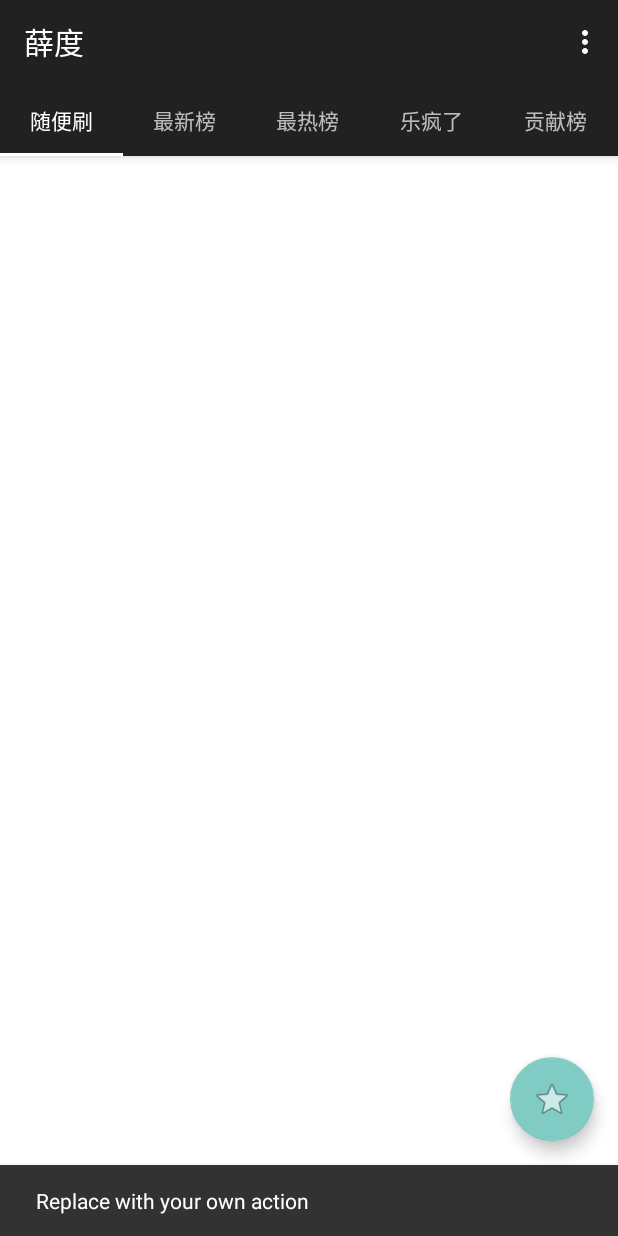
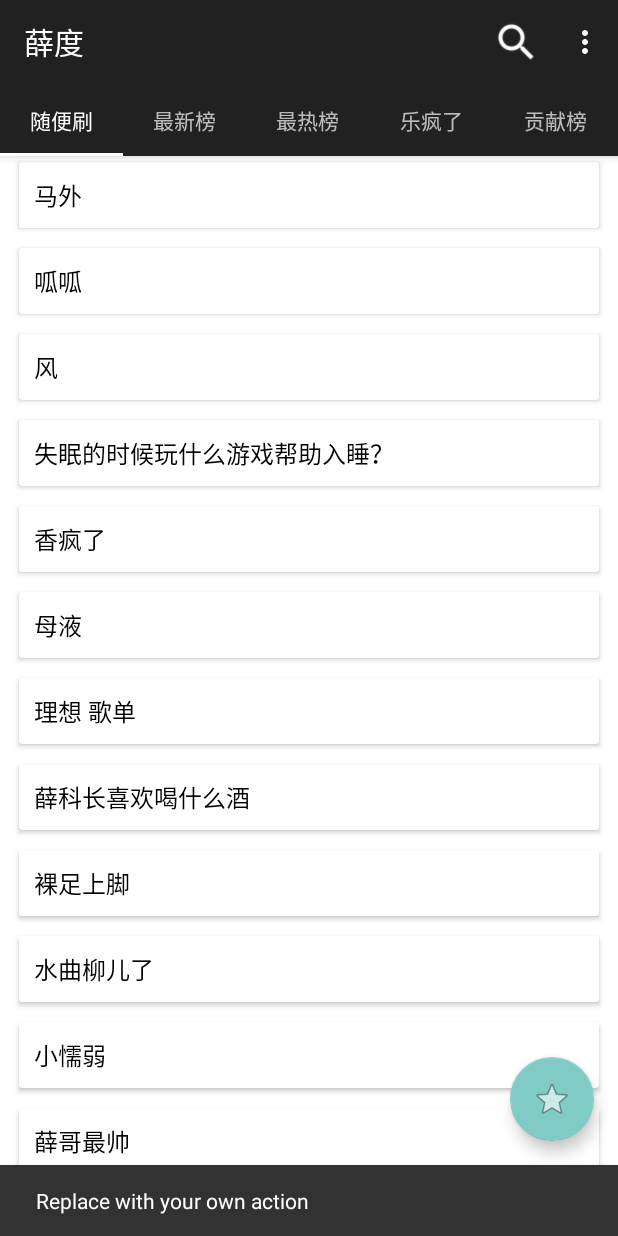
Before and after one commit to xiaofo1022/xueduroid, an Android app: the screen it shows after launch (MainActivity), after a tap on an icon or button, on a phone screen of 412 x 824 dp. Run offline under Robolectric (Android 15) with nearby library versions, the phone set to English and light mode, and no system bars.

Commit message:
Maybe I should use ListView, but why the search icon is so blur?

```diff
--- a/app/src/main/java/com/xiaofo1022/xueduroid/MainActivity.java
+++ b/app/src/main/java/com/xiaofo1022/xueduroid/MainActivity.java
@@ -50,7 +50,6 @@ public class MainActivity extends AppCompatActivity {
         List<Fragment> fragmentList = new ArrayList<>();
         for (String title : viewTitles) {
             MainFragment fragment = new MainFragment();
-            fragment.setTitle(title);
             fragmentList.add(fragment);
         }
 
@@ -64,19 +63,14 @@ public class MainActivity extends AppCompatActivity {
 
     @Override
     public boolean onCreateOptionsMenu(Menu menu) {
-        // Inflate the menu; this adds items to the action bar if it is present.
         getMenuInflater().inflate(R.menu.menu_main, menu);
         return true;
     }
 
     @Override
     public boolean onOptionsItemSelected(MenuItem item) {
-        // Handle action bar item clicks here. The action bar will
-        // automatically handle clicks on the Home/Up button, so long
-        // as you specify a parent activity in AndroidManifest.xml.
         int id = item.getItemId();
 
-        //noinspection SimplifiableIfStatement
         if (id == R.id.action_settings) {
             return true;
         }
--- /dev/null
+++ b/app/src/main/java/com/xiaofo1022/xueduroid/adapter/RecyclerViewAdapter.java
@@ -0,0 +1,67 @@
+package com.xiaofo1022.xueduroid.adapter;
+
+import android.content.Context;
+import android.support.v7.widget.RecyclerView;
+import android.view.LayoutInflater;
+import android.view.View;
+import android.view.ViewGroup;
+
+import com.xiaofo1022.xueduroid.R;
+import com.xiaofo1022.xueduroid.holder.RecyclerViewHolder;
+
+import java.util.ArrayList;
+import java.util.List;
+
+/**
+ * Created by kurt.yu on 12/17/2015.
+ */
+public class RecyclerViewAdapter extends RecyclerView.Adapter<RecyclerViewHolder> {
+
+    private Context context;
+    private List<String> dataList;
+
+    public RecyclerViewAdapter(Context context) {
+        this.context = context;
+        initDataList();
+    }
+
+    private void initDataList() {
+        dataList = new ArrayList<>();
+        dataList.add("马外");
+        dataList.add("呱呱");
+        dataList.add("风");
+        dataList.add("失眠的时候玩什么游戏帮助入睡？");
+        dataList.add("香疯了");
+        dataList.add("母液");
+        dataList.add("理想 歌单");
+        dataList.add("薛科长喜欢喝什么酒");
+        dataList.add("裸足上脚");
+        dataList.add("水曲柳儿了");
+        dataList.add("小懦弱");
+        dataList.add("薛哥最帅");
+        dataList.add("Bullet For My Valentine");
+        dataList.add("运动员扔铅球的时候为什么要仰天长啸");
+        dataList.add("花伦 歌单");
+        dataList.add("牙膏当胡泡儿");
+        dataList.add("失格懦夫");
+        dataList.add("大便冲不下去怎么办");
+        dataList.add("薛哥最喜欢的现役NBA球星是谁？");
+        dataList.add("生命之水");
+    }
+
+    @Override
+    public RecyclerViewHolder onCreateViewHolder(ViewGroup parent, int viewType) {
+        View view = LayoutInflater.from(context).inflate(R.layout.recycler_view_item, parent, false);
+        return new RecyclerViewHolder(view);
+    }
+
+    @Override
+    public void onBindViewHolder(RecyclerViewHolder holder, int position) {
+        holder.setText(dataList.get(position));
+    }
+
+    @Override
+    public int getItemCount() {
+        return dataList.size();
+    }
+}
--- a/app/src/main/java/com/xiaofo1022/xueduroid/fragment/MainFragment.java
+++ b/app/src/main/java/com/xiaofo1022/xueduroid/fragment/MainFragment.java
@@ -1,32 +1,53 @@
 package com.xiaofo1022.xueduroid.fragment;
 
 import android.os.Bundle;
+import android.os.Handler;
 import android.support.annotation.Nullable;
 import android.support.v4.app.Fragment;
+import android.support.v4.widget.SwipeRefreshLayout;
+import android.support.v7.widget.DefaultItemAnimator;
+import android.support.v7.widget.LinearLayoutManager;
+import android.support.v7.widget.RecyclerView;
 import android.view.LayoutInflater;
 import android.view.View;
 import android.view.ViewGroup;
 
 import com.xiaofo1022.xueduroid.R;
+import com.xiaofo1022.xueduroid.adapter.RecyclerViewAdapter;
 
 /**
  * Created by kurt.yu on 12/16/2015.
  */
-public class MainFragment extends Fragment {
+public class MainFragment extends Fragment implements SwipeRefreshLayout.OnRefreshListener {
 
-    private String title;
+    private SwipeRefreshLayout refreshLayout;
+    private RecyclerView recyclerView;
 
     @Nullable
     @Override
     public View onCreateView(LayoutInflater inflater, ViewGroup container, Bundle savedInstanceState) {
-        return inflater.inflate(R.layout.fragment_main, container, false);
+        View view = inflater.inflate(R.layout.fragment_main, container, false);
+        refreshLayout = (SwipeRefreshLayout)view.findViewById(R.id.swiperefreshlayout);
+        refreshLayout.setColorSchemeResources(R.color.background_material_dark);
+        refreshLayout.setOnRefreshListener(this);
+        recyclerView = (RecyclerView)view.findViewById(R.id.recyclerview);
+        initRecyclerView();
+        return view;
     }
 
-    public String getTitle() {
-        return title;
+    private void initRecyclerView() {
+        recyclerView.setLayoutManager(new LinearLayoutManager(getActivity(), LinearLayoutManager.VERTICAL, false));
+        recyclerView.setAdapter(new RecyclerViewAdapter(getActivity()));
+        recyclerView.setItemAnimator(new DefaultItemAnimator());
     }
 
-    public void setTitle(String title) {
-        this.title = title;
+    @Override
+    public void onRefresh() {
+        new Handler().postDelayed(new Runnable() {
+            @Override
+            public void run() {
+                refreshLayout.setRefreshing(false);
+            }
+        }, 1000);
     }
 }
--- /dev/null
+++ b/app/src/main/java/com/xiaofo1022/xueduroid/holder/RecyclerViewHolder.java
@@ -0,0 +1,24 @@
+package com.xiaofo1022.xueduroid.holder;
+
+import android.support.v7.widget.RecyclerView;
+import android.view.View;
+import android.widget.TextView;
+
+import com.xiaofo1022.xueduroid.R;
+
+/**
+ * Created by kurt.yu on 12/17/2015.
+ */
+public class RecyclerViewHolder extends RecyclerView.ViewHolder {
+
+    private TextView textView;
+
+    public RecyclerViewHolder(View itemView) {
+        super(itemView);
+        textView = (TextView)itemView.findViewById(R.id.tv_recycler_item);
+    }
+
+    public void setText(String text) {
+        textView.setText(text);
+    }
+}
--- a/app/src/main/res/layout/activity_main.xml
+++ b/app/src/main/res/layout/activity_main.xml
@@ -4,7 +4,6 @@
     xmlns:tools="http://schemas.android.com/tools"
     android:layout_width="match_parent"
     android:layout_height="match_parent"
-    android:fitsSystemWindows="true"
     tools:context="com.xiaofo1022.myapplication.MainActivity">
 
     <android.support.design.widget.AppBarLayout
--- a/app/src/main/res/layout/fragment_main.xml
+++ b/app/src/main/res/layout/fragment_main.xml
@@ -1,8 +1,17 @@
 <?xml version="1.0" encoding="utf-8"?>
-<LinearLayout xmlns:android="http://schemas.android.com/apk/res/android"
-    android:orientation="vertical"
+<android.support.v4.widget.SwipeRefreshLayout xmlns:android="http://schemas.android.com/apk/res/android"
+    xmlns:app="http://schemas.android.com/apk/res-auto"
+    android:id="@+id/swiperefreshlayout"
     android:layout_width="match_parent"
     android:layout_height="match_parent"
-    android:background="#ffffff">
+    android:layout_marginTop="10dp"
+    android:background="#ffffff"
+    app:layout_behavior="@string/appbar_scrolling_view_behavior" >
 
-</LinearLayout>
+    <android.support.v7.widget.RecyclerView
+        android:id="@+id/recyclerview"
+        android:layout_width="match_parent"
+        android:layout_height="wrap_content"
+        android:layout_marginTop="10dp" />
+
+</android.support.v4.widget.SwipeRefreshLayout>
--- /dev/null
+++ b/app/src/main/res/layout/recycler_view_item.xml
@@ -0,0 +1,24 @@
+<?xml version="1.0" encoding="utf-8"?>
+<android.support.v7.widget.CardView xmlns:android="http://schemas.android.com/apk/res/android"
+    xmlns:app="http://schemas.android.com/apk/res-auto"
+    android:id="@+id/cardview"
+    android:layout_width="match_parent"
+    android:layout_height="wrap_content"
+    android:gravity="left"
+    android:layout_marginBottom="5dp"
+    android:layout_marginLeft="10dp"
+    android:layout_marginRight="10dp"
+    app:cardBackgroundColor="#ffffff"
+    app:cardCornerRadius="2dp"
+    app:cardPreventCornerOverlap="true"
+    app:cardUseCompatPadding="true" >
+
+    <TextView
+        android:id="@+id/tv_recycler_item"
+        android:layout_width="wrap_content"
+        android:layout_height="wrap_content"
+        android:textSize="16sp"
+        android:textColor="#000000"
+        android:padding="10dp"/>
+
+</android.support.v7.widget.CardView>
--- a/app/src/main/res/menu/menu_main.xml
+++ b/app/src/main/res/menu/menu_main.xml
@@ -2,6 +2,11 @@
     xmlns:app="http://schemas.android.com/apk/res-auto"
     xmlns:tools="http://schemas.android.com/tools"
     tools:context="com.xiaofo1022.xueduroid.MainActivity">
+    <item
+        android:id="@+id/action_search"
+        android:icon="@drawable/ic_menu_search_mtrl_alpha"
+        android:title="Search"
+        app:showAsAction="always"/>
     <item
         android:id="@+id/action_settings"
         android:orderInCategory="100"
```
Also changed, not shown: app/src/main/res/drawable/ic_menu_search_holo_dark.png (added), app/src/main/res/drawable/ic_menu_search_mtrl_alpha.png (added), app/src/main/res/drawable/ic_search.png (added), app/src/main/res/drawable/ic_search_api_holo_dark.png (added).
